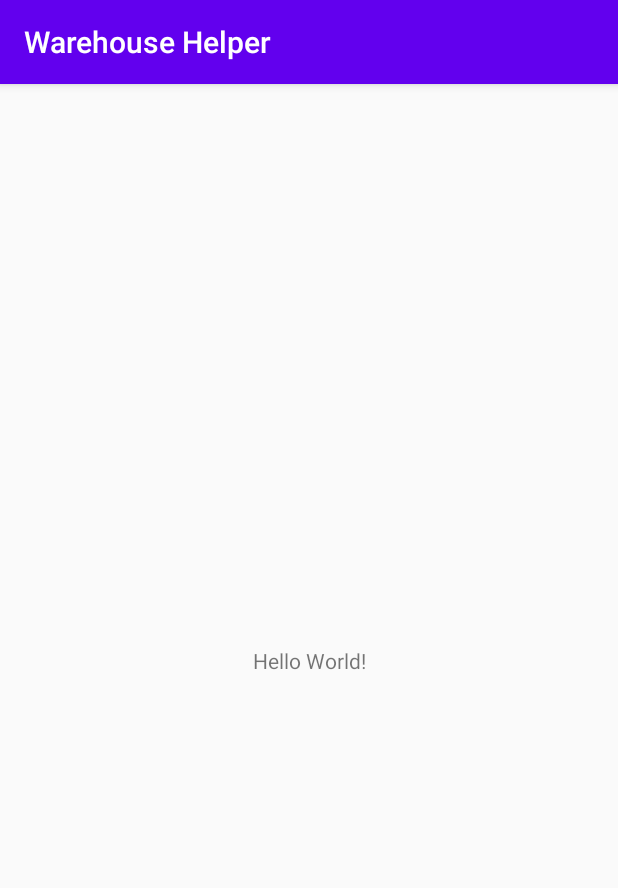
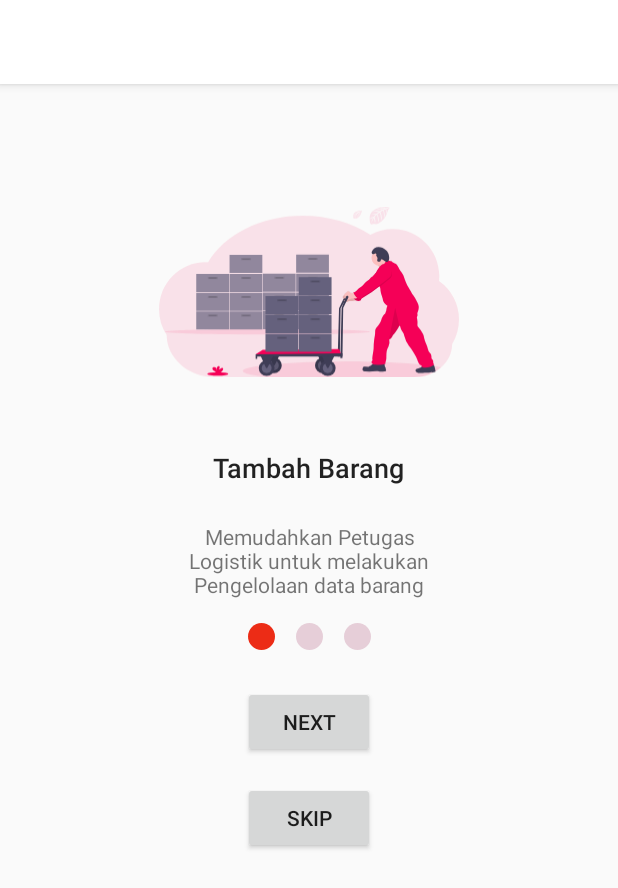
Before and after one commit to Azizalfauzi/Warehouse-Helper, an Android app: the screen it shows after launch (MainActivity), on a phone screen of 412 x 824 dp. Shown: the top 888 px of the screen. Run offline under Robolectric (Android 15) with nearby library versions, the phone set to English and light mode, and no system bars; our stand-ins replace data binding.

Commit message:
menambahkan fungsi navigation

```diff
--- a/app/build.gradle
+++ b/app/build.gradle
@@ -1,6 +1,7 @@
 apply plugin: 'com.android.application'
 apply plugin: 'kotlin-android'
 apply plugin: 'kotlin-android-extensions'
+apply plugin: 'com.google.gms.google-services'
 
 android {
     compileSdkVersion 29
@@ -36,9 +37,12 @@ dependencies {
     implementation 'androidx.core:core-ktx:1.2.0'
     implementation 'androidx.constraintlayout:constraintlayout:1.1.3'
     implementation 'androidx.legacy:legacy-support-v4:1.0.0'
+    implementation 'com.google.firebase:firebase-auth:19.3.0'
     testImplementation 'junit:junit:4.12'
     androidTestImplementation 'androidx.test.ext:junit:1.1.1'
     androidTestImplementation 'androidx.test.espresso:espresso-core:3.2.0'
     implementation 'androidx.navigation:navigation-fragment-ktx:2.2.1'
     implementation 'androidx.navigation:navigation-ui-ktx:2.2.1'
+    implementation "android.arch.navigation:navigation-ui-ktx:$version_navigation"
+    implementation "android.arch.navigation:navigation-fragment-ktx:$version_navigation"
 }
--- a/app/src/main/java/org/d3ifcool/warehousehelper/MainActivity.kt
+++ b/app/src/main/java/org/d3ifcool/warehousehelper/MainActivity.kt
@@ -2,11 +2,13 @@ package org.d3ifcool.warehousehelper
 
 import androidx.appcompat.app.AppCompatActivity
 import android.os.Bundle
+import androidx.databinding.DataBindingUtil
+import org.d3ifcool.warehousehelper.databinding.ActivityMainBinding
 
 class MainActivity : AppCompatActivity() {
 
     override fun onCreate(savedInstanceState: Bundle?) {
         super.onCreate(savedInstanceState)
-        setContentView(R.layout.activity_main)
+         val binding = DataBindingUtil.setContentView<ActivityMainBinding>(this,R.layout.activity_main)
     }
 }
--- a/app/src/main/java/org/d3ifcool/warehousehelper/OnboardingDua.kt
+++ b/app/src/main/java/org/d3ifcool/warehousehelper/OnboardingDua.kt
@@ -5,6 +5,9 @@ import androidx.fragment.app.Fragment
 import android.view.LayoutInflater
 import android.view.View
 import android.view.ViewGroup
+import androidx.databinding.DataBindingUtil
+import androidx.navigation.findNavController
+import org.d3ifcool.warehousehelper.databinding.FragmentOnboardingDuaBinding
 
 /**
  * A simple [Fragment] subclass.
@@ -16,7 +19,9 @@ class OnboardingDua : Fragment() {
         savedInstanceState: Bundle?
     ): View? {
         // Inflate the layout for this fragment
-        return inflater.inflate(R.layout.fragment_onboarding_dua, container, false)
+        val binding = DataBindingUtil.inflate<FragmentOnboardingDuaBinding>(inflater,R.layout.fragment_onboarding_dua,container,false)
+            binding.btnNextdua.setOnClickListener { view:View->view.findNavController().navigate(R.id.action_onboardingDua_to_onboardingTiga) }
+        return binding.root
     }
 
 }
--- a/app/src/main/java/org/d3ifcool/warehousehelper/OnboardingSatu.kt
+++ b/app/src/main/java/org/d3ifcool/warehousehelper/OnboardingSatu.kt
@@ -5,6 +5,9 @@ import androidx.fragment.app.Fragment
 import android.view.LayoutInflater
 import android.view.View
 import android.view.ViewGroup
+import androidx.databinding.DataBindingUtil
+import androidx.navigation.findNavController
+import org.d3ifcool.warehousehelper.databinding.FragmentOnboardingSatuBinding
 
 /**
  * A simple [Fragment] subclass.
@@ -16,7 +19,16 @@ class OnboardingSatu : Fragment() {
         savedInstanceState: Bundle?
     ): View? {
         // Inflate the layout for this fragment
-        return inflater.inflate(R.layout.fragment_onboarding_satu, container, false)
+        val binding = DataBindingUtil.inflate<FragmentOnboardingSatuBinding>(
+            inflater,
+            R.layout.fragment_onboarding_satu,
+            container,
+            false
+        )
+        binding.btnNextsatu.setOnClickListener { view: View ->
+            view.findNavController().navigate(R.id.action_onboardingSatu_to_onboardingDua)
+        }
+        return binding.root
     }
 
 }
--- a/app/src/main/res/layout/activity_main.xml
+++ b/app/src/main/res/layout/activity_main.xml
@@ -8,14 +8,14 @@
     android:layout_height="match_parent"
    >
 
-    <TextView
-        android:layout_width="wrap_content"
-        android:layout_height="wrap_content"
-        android:text="Hello World!"
-        app:layout_constraintBottom_toBottomOf="parent"
-        app:layout_constraintLeft_toLeftOf="parent"
-        app:layout_constraintRight_toRightOf="parent"
-        app:layout_constraintTop_toTopOf="parent" />
+    <fragment
+        android:layout_width="match_parent"
+        android:layout_height="match_parent"
+        android:id="@+id/myNavHostFragment"
+        android:name="androidx.navigation.fragment.NavHostFragment"
+        app:defaultNavHost="true"
+        app:navGraph="@navigation/navigation"/>
+
 
 </androidx.constraintlayout.widget.ConstraintLayout>
 </layout>
--- a/app/src/main/res/layout/fragment_onboarding_dua.xml
+++ b/app/src/main/res/layout/fragment_onboarding_dua.xml
@@ -13,7 +13,7 @@
         android:layout_width="200dp"
         android:layout_height="177dp"
         android:layout_marginStart="16dp"
-        android:layout_marginTop="200dp"
+        android:layout_marginTop="50dp"
         android:layout_marginEnd="16dp"
         android:src="@drawable/ic_undraw_file_searching_duff"
         app:layout_constraintEnd_toEndOf="parent"
--- a/app/src/main/res/layout/fragment_onboarding_satu.xml
+++ b/app/src/main/res/layout/fragment_onboarding_satu.xml
@@ -15,7 +15,7 @@
         android:layout_width="200dp"
         android:layout_height="177dp"
         android:layout_marginStart="16dp"
-        android:layout_marginTop="200dp"
+        android:layout_marginTop="50dp"
         android:layout_marginEnd="16dp"
         android:src="@drawable/ic_undraw_logistics_x4dc"
         app:layout_constraintEnd_toEndOf="parent"
--- a/app/src/main/res/layout/fragment_onboarding_tiga.xml
+++ b/app/src/main/res/layout/fragment_onboarding_tiga.xml
@@ -16,7 +16,7 @@
         android:layout_width="200dp"
         android:layout_height="177dp"
         android:layout_marginStart="16dp"
-        android:layout_marginTop="200dp"
+        android:layout_marginTop="50dp"
         android:layout_marginEnd="16dp"
         android:src="@drawable/ic_undraw_on_the_way_ldaq"
         app:layout_constraintEnd_toEndOf="parent"
--- a/app/src/main/res/navigation/navigation.xml
+++ b/app/src/main/res/navigation/navigation.xml
@@ -1,5 +1,31 @@
 <?xml version="1.0" encoding="utf-8"?>
 <navigation xmlns:android="http://schemas.android.com/apk/res/android"
-    xmlns:app="http://schemas.android.com/apk/res-auto" android:id="@+id/navigation">
+    xmlns:app="http://schemas.android.com/apk/res-auto"
+    xmlns:tools="http://schemas.android.com/tools"
+    android:id="@+id/navigation"
+    app:startDestination="@id/onboardingSatu">
 
+    <fragment
+        android:id="@+id/onboardingSatu"
+        android:name="org.d3ifcool.warehousehelper.OnboardingSatu"
+        android:label="fragment_onboarding_satu"
+        tools:layout="@layout/fragment_onboarding_satu" >
+        <action
+            android:id="@+id/action_onboardingSatu_to_onboardingDua"
+            app:destination="@id/onboardingDua" />
+    </fragment>
+    <fragment
+        android:id="@+id/onboardingDua"
+        android:name="org.d3ifcool.warehousehelper.OnboardingDua"
+        android:label="fragment_onboarding_dua"
+        tools:layout="@layout/fragment_onboarding_dua" >
+        <action
+            android:id="@+id/action_onboardingDua_to_onboardingTiga"
+            app:destination="@id/onboardingTiga" />
+    </fragment>
+    <fragment
+        android:id="@+id/onboardingTiga"
+        android:name="org.d3ifcool.warehousehelper.OnboardingTiga"
+        android:label="fragment_onboarding_tiga"
+        tools:layout="@layout/fragment_onboarding_tiga" />
 </navigation>
--- a/app/src/main/res/values/colors.xml
+++ b/app/src/main/res/values/colors.xml
@@ -1,6 +1,6 @@
 <?xml version="1.0" encoding="utf-8"?>
 <resources>
-    <color name="colorPrimary">#6200EE</color>
-    <color name="colorPrimaryDark">#3700B3</color>
-    <color name="colorAccent">#03DAC5</color>
+    <color name="colorPrimary">#FFFFFF</color>
+    <color name="colorPrimaryDark">#FFFFFF</color>
+    <color name="colorAccent">#FFFFFF</color>
 </resources>
--- a/app/src/main/res/values/strings.xml
+++ b/app/src/main/res/values/strings.xml
@@ -1,5 +1,5 @@
 <resources>
-    <string name="app_name">Warehouse Helper</string>
+    <string name="app_name"></string>
 
     <!-- TODO: Remove or change this placeholder text -->
     <string name="hello_blank_fragment">Hello blank fragment</string>
@@ -8,6 +8,6 @@
     <string name="next">NEXT</string>
     <string name="cari_barang">Cari Barang</string>
     <string name="memudahkan_petugas_logistik_untuk_melakukan_pencarian_barang">Memudahkan Petugas Logistik untuk melakukan pencarian barang</string>
-    <string name="Keluar" >Keluar Barang</string>
-    <string name="btn_keluar" >NEXT</string>
+    <string name="Keluar">Keluar Barang</string>
+    <string name="btn_keluar">NEXT</string>
 </resources>
--- a/build.gradle
+++ b/build.gradle
@@ -2,6 +2,9 @@
 
 buildscript {
     ext.kotlin_version = '1.3.61'
+    ext{
+        version_navigation='1.0.0'
+    }
     repositories {
         google()
         jcenter()
@@ -10,6 +13,7 @@ buildscript {
     dependencies {
         classpath 'com.android.tools.build:gradle:3.6.1'
         classpath "org.jetbrains.kotlin:kotlin-gradle-plugin:$kotlin_version"
+        classpath 'com.google.gms:google-services:4.3.3'
 
         // NOTE: Do not place your application dependencies here; they belong
         // in the individual module build.gradle files
```
